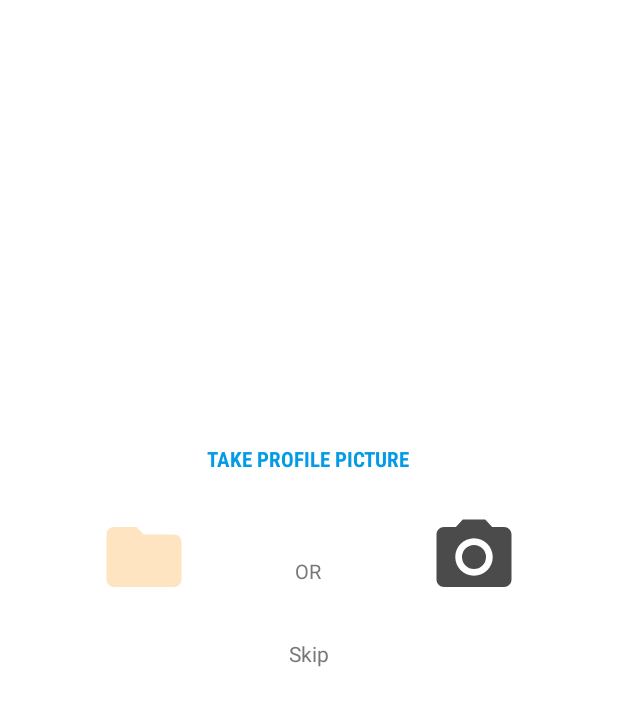
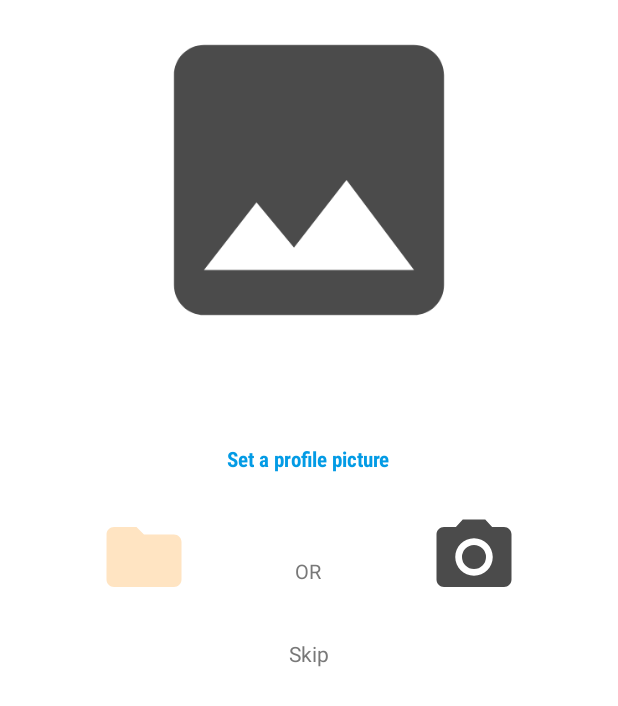
Before and after one commit to robo360/Game, an Android app: the fragment TakePictureFragment shown on its own in the app's theme, on a phone screen of 412 x 824 dp. Shown: the top 706 px of the screen. Run offline under Robolectric (Android 15) with nearby library versions, the phone set to English and light mode, and no system bars; libraries missing offline, so code that uses them is left out: com.parse.

```diff
--- a/app/src/main/java/com/example/game/adapters/EventAdapter.java
+++ b/app/src/main/java/com/example/game/adapters/EventAdapter.java
@@ -123,9 +123,8 @@ public class EventAdapter extends RecyclerView.Adapter<EventAdapter.ViewHolder>{
                     return true;
                 }
             });
+        }
 
-
-        }
 
         public void bind(Event event) {
             try {
@@ -204,10 +203,11 @@ public class EventAdapter extends RecyclerView.Adapter<EventAdapter.ViewHolder>{
                     Subscription subscription = new Subscription();
                     subscription.setCommunity(event.getCommunity());
                     subscription.setUser(ParseUser.getCurrentUser());
-                    subscription.setInteractionCount( 1 );
+                    subscription.setInteractionCount(1);
                     subscription.saveEventually();
                 }
             }
         });
     }
+
 }
--- a/app/src/main/res/layout/fragment_take_picture.xml
+++ b/app/src/main/res/layout/fragment_take_picture.xml
@@ -17,7 +17,8 @@
         app:layout_constraintEnd_toEndOf="parent"
         app:layout_constraintHorizontal_bias="0.0"
         app:layout_constraintStart_toStartOf="parent"
-        app:layout_constraintTop_toTopOf="parent" />
+        app:layout_constraintTop_toTopOf="parent"
+        app:srcCompat="@drawable/ic_baseline_image_24" />
 
     <TextView
         android:id="@+id/textView"
@@ -25,7 +26,7 @@
         android:layout_height="wrap_content"
         android:layout_marginTop="@dimen/new_block"
         android:fontFamily="sans-serif-condensed"
-        android:text="@string/take_profile_picture"
+        android:text="@string/set_a_profile_picture"
         android:textAlignment="textStart"
         android:textColor="@color/colorPrimary"
         android:textStyle="bold"
--- a/app/src/main/res/values/strings.xml
+++ b/app/src/main/res/values/strings.xml
@@ -82,4 +82,5 @@
     <string name="date_hint">01/01/2021</string>
     <string name="time_hint">00:00</string>
     <string name="start_community">Start community</string>
+    <string name="set_a_profile_picture">Set a profile picture</string>
 </resources>
```
Also changed, not shown: app/src/main/java/com/example/game/activities/MainActivity.java (+2 -5 lines), app/src/main/java/com/example/game/adapters/CommunitySearchAdapter.java (+63 -1 lines).
